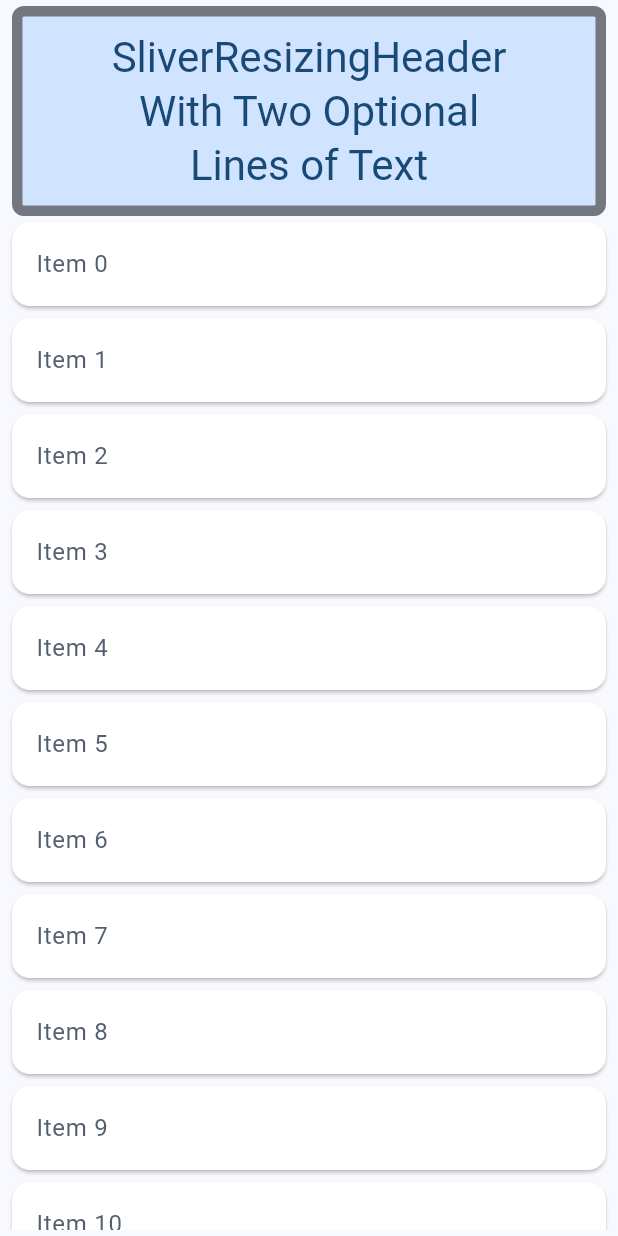
After one commit to yongyong-john/flutter-ui-kit, a Flutter app: the AppbarGroupScreen screen opened directly, after a tap on "SilverResizingHeader", on a phone screen of 412 x 824 dp. The commit adds this screen. Run offline on Flutter 3.47's test engine with Material 3 defaults, Android fonts, the light colour scheme and no system bars.

Commit message:
feat: add new silvers widget.

```diff
--- a/lib/screen/material/appbar/appbar_group_screen.dart
+++ b/lib/screen/material/appbar/appbar_group_screen.dart
@@ -1,6 +1,8 @@
 import 'package:flutter/material.dart';
 import 'package:flutter_ui_kit/screen/material/appbar/basic_appbar_screen.dart';
+import 'package:flutter_ui_kit/screen/material/appbar/pinned_header_silver_screen.dart';
 import 'package:flutter_ui_kit/screen/material/appbar/silver_appbar_screen.dart';
+import 'package:flutter_ui_kit/screen/material/appbar/silver_resizing_header_screen.dart';
 import 'package:flutter_ui_kit/screen/material/appbar/tabbar_screen.dart';
 import 'package:flutter_ui_kit/screen/material/appbar/bottom_appbar_screen.dart';
 import 'package:flutter_ui_kit/widget/list_tile_widget.dart';
@@ -20,9 +22,11 @@ class AppbarGroupScreen extends StatelessWidget {
           child: Column(
             children: [
               ListTileWidget(title: 'AppBar', screen: BasicAppBarScreen()),
+              ListTileWidget(title: 'BottomAppBar', screen: BottomAppBarScreen()),
+              ListTileWidget(title: 'PinnedHeaderSilver', screen: PinnedHeaderSilverScreen()),
               ListTileWidget(title: 'SilverAppBar', screen: SilverAppBarScreen()),
+              ListTileWidget(title: 'SilverResizingHeader', screen: SilverResizingHeaderScreen()),
               ListTileWidget(title: 'TabBar', screen: TabBarScreen()),
-              ListTileWidget(title: 'BottomAppBar', screen: BottomAppBarScreen()),
             ],
           ),
         ),
--- /dev/null
+++ b/lib/screen/material/appbar/silver_resizing_header_screen.dart
@@ -0,0 +1,98 @@
+import 'package:flutter/material.dart';
+import 'package:flutter_ui_kit/widget/item_silver_list_widget.dart';
+
+class SilverResizingHeaderScreen extends StatefulWidget {
+  const SilverResizingHeaderScreen({super.key});
+
+  @override
+  State<SilverResizingHeaderScreen> createState() => _SilverResizingHeaderScreenState();
+}
+
+class _SilverResizingHeaderScreenState extends State<SilverResizingHeaderScreen> {
+  late final ScrollController scrollController;
+
+  @override
+  void initState() {
+    super.initState();
+    scrollController = ScrollController();
+  }
+
+  @override
+  void dispose() {
+    scrollController.dispose();
+    super.dispose();
+  }
+
+  @override
+  Widget build(BuildContext context) {
+    return Scaffold(
+      body: SafeArea(
+        child: Padding(
+          padding: const EdgeInsets.all(4),
+          child: Scrollbar(
+            controller: scrollController,
+            child: CustomScrollView(
+              controller: scrollController,
+              slivers: const <Widget>[
+                SliverResizingHeader(
+                  minExtentPrototype: ListHeader(
+                    text: 'One',
+                  ),
+                  maxExtentPrototype: ListHeader(text: 'One\nTwo\nThree'),
+                  child: ListHeader(
+                    text: 'SliverResizingHeader\nWith Two Optional\nLines of Text',
+                  ),
+                ),
+                ItemList(
+                  itemCount: 50,
+                ),
+              ],
+            ),
+          ),
+        ),
+      ),
+    );
+  }
+}
+
+// A widget that displays its text within a thick rounded rectangle border
+class ListHeader extends StatelessWidget {
+  const ListHeader({
+    super.key,
+    required this.text,
+  });
+
+  final String text;
+
+  @override
+  Widget build(BuildContext context) {
+    final ThemeData theme = Theme.of(context);
+    final ColorScheme colorScheme = theme.colorScheme;
+
+    return Container(
+      color: colorScheme.surface,
+      padding: const EdgeInsets.symmetric(horizontal: 4),
+      child: Material(
+        color: colorScheme.primaryContainer,
+        shape: RoundedRectangleBorder(
+          borderRadius: BorderRadius.circular(8),
+          side: BorderSide(
+            width: 7,
+            color: colorScheme.outline,
+          ),
+        ),
+        child: Container(
+          alignment: Alignment.center,
+          padding: const EdgeInsets.symmetric(vertical: 16),
+          child: Text(
+            text,
+            textAlign: TextAlign.center,
+            style: theme.textTheme.headlineMedium!.copyWith(
+              color: colorScheme.onPrimaryContainer,
+            ),
+          ),
+        ),
+      ),
+    );
+  }
+}
--- /dev/null
+++ b/lib/widget/item_silver_list_widget.dart
@@ -0,0 +1,29 @@
+import 'package:flutter/material.dart';
+
+class ItemList extends StatelessWidget {
+  const ItemList({
+    super.key,
+    required this.itemCount,
+  });
+
+  final int itemCount;
+
+  @override
+  Widget build(BuildContext context) {
+    final ColorScheme colorScheme = Theme.of(context).colorScheme;
+    return SliverList(
+      delegate: SliverChildBuilderDelegate(
+        (BuildContext context, int index) {
+          return Card(
+            color: colorScheme.onSecondary,
+            child: ListTile(
+              textColor: colorScheme.secondary,
+              title: Text('Item $index'),
+            ),
+          );
+        },
+        childCount: itemCount,
+      ),
+    );
+  }
+}
```
Also changed, not shown: lib/screen/material/appbar/pinned_header_silver_screen.dart (added, +82 -0 lines).
